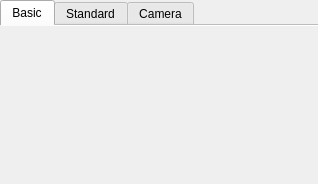
First picture: the form in python/mmSolver/tools/solver/widget/solver_widget.ui, repository david-cattermole/mayaMatchMoveSolver, before the edit.
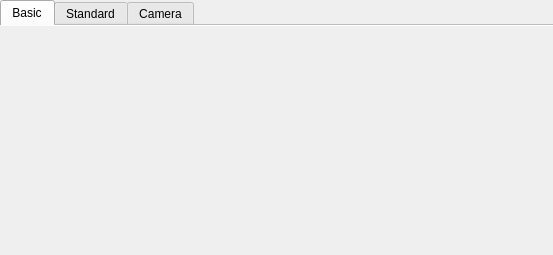
Second picture: the form after the edit.

Commit message:
Solver UI - Update for Maya 2025
This does not exactly match the previous Maya versions, but will
hopefully be fixed later.

GitHub Issue #251.

```diff
--- a/python/mmSolver/tools/solver/widget/solver_widget.ui
+++ b/python/mmSolver/tools/solver/widget/solver_widget.ui
@@ -2,18 +2,27 @@
 <ui version="4.0">
  <class>Form</class>
  <widget class="QWidget" name="Form">
+  <property name="enabled">
+   <bool>true</bool>
+  </property>
   <property name="geometry">
    <rect>
     <x>0</x>
     <y>0</y>
-    <width>318</width>
-    <height>184</height>
+    <width>553</width>
+    <height>255</height>
    </rect>
   </property>
+  <property name="sizePolicy">
+   <sizepolicy hsizetype="Preferred" vsizetype="Minimum">
+    <horstretch>0</horstretch>
+    <verstretch>0</verstretch>
+   </sizepolicy>
+  </property>
   <property name="windowTitle">
    <string>Form</string>
   </property>
-  <layout class="QVBoxLayout" name="verticalLayout" stretch="0,1">
+  <layout class="QVBoxLayout" name="verticalLayout" stretch="0">
    <property name="spacing">
     <number>0</number>
    </property>
@@ -34,12 +43,6 @@
      <property name="enabled">
       <bool>true</bool>
      </property>
-     <property name="sizePolicy">
-      <sizepolicy hsizetype="Expanding" vsizetype="Preferred">
-       <horstretch>0</horstretch>
-       <verstretch>0</verstretch>
-      </sizepolicy>
-     </property>
      <property name="tabPosition">
       <enum>QTabWidget::North</enum>
      </property>
@@ -68,21 +71,21 @@
       <attribute name="toolTip">
        <string>Basic Solver Tooltip</string>
       </attribute>
-      <layout class="QVBoxLayout" name="verticalLayout_3">
+      <layout class="QVBoxLayout" name="verticalLayout_2">
        <property name="spacing">
-        <number>1</number>
+        <number>0</number>
        </property>
        <property name="leftMargin">
-        <number>1</number>
+        <number>0</number>
        </property>
        <property name="topMargin">
-        <number>1</number>
+        <number>0</number>
        </property>
        <property name="rightMargin">
-        <number>1</number>
+        <number>0</number>
        </property>
        <property name="bottomMargin">
-        <number>1</number>
+        <number>0</number>
        </property>
        <item>
         <layout class="QVBoxLayout" name="basic_layout">
```
Left out of the diff: 49 changed lines with no effect on the pictures. The commit also changes 6 other files.
